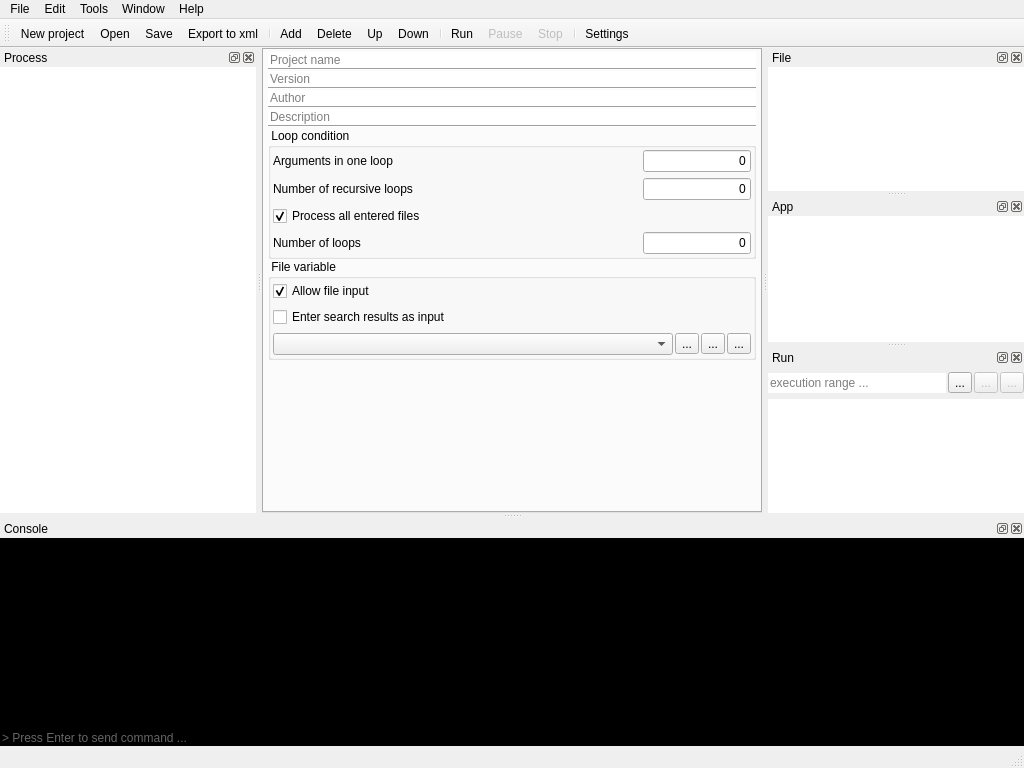
Above: src/ProfileEditor/profileeditor.ui from karakirimu/AutoBatchTools before the change. Below: the same form after it.
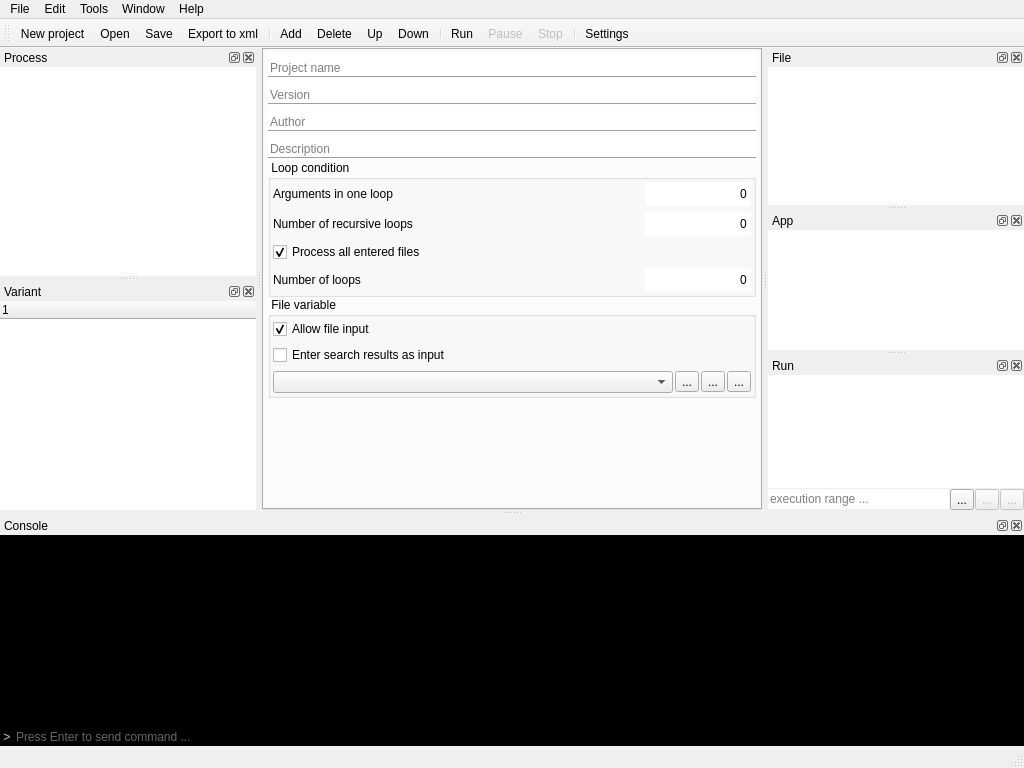
That is the form after the change. The open tabs and pages were chosen to show the change. Icons and pictures are not drawn. Custom widgets are drawn as their Qt base class.

What changed in the file:
```diff
--- a/src/ProfileEditor/profileeditor.ui
+++ b/src/ProfileEditor/profileeditor.ui
@@ -31,7 +31,7 @@
      <number>0</number>
     </property>
     <item>
-     <widget class="InnerStackedWidget" name="innerStackedWidget">
+     <widget class="InfoStacked" name="innerStackedWidget">
       <property name="currentIndex">
        <number>0</number>
       </property>
@@ -85,9 +85,18 @@
             </property>
             <item>
              <widget class="QLineEdit" name="nameLineEdit">
+              <property name="minimumSize">
+               <size>
+                <width>0</width>
+                <height>24</height>
+               </size>
+              </property>
               <property name="styleSheet">
                <string notr="true">border: none;</string>
               </property>
+              <property name="alignment">
+               <set>Qt::AlignBottom|Qt::AlignLeading|Qt::AlignLeft</set>
+              </property>
               <property name="placeholderText">
                <string>Project name</string>
               </property>
@@ -102,9 +111,18 @@
             </item>
             <item>
              <widget class="QLineEdit" name="verLineEdit">
+              <property name="minimumSize">
+               <size>
+                <width>0</width>
+                <height>24</height>
+               </size>
+              </property>
               <property name="styleSheet">
                <string notr="true">border: none;</string>
               </property>
+              <property name="alignment">
+               <set>Qt::AlignBottom|Qt::AlignLeading|Qt::AlignLeft</set>
+              </property>
               <property name="placeholderText">
                <string>Version</string>
               </property>
@@ -119,9 +137,18 @@
             </item>
             <item>
              <widget class="QLineEdit" name="authorLineEdit">
+              <property name="minimumSize">
+               <size>
+                <width>0</width>
+                <height>24</height>
+               </size>
+              </property>
               <property name="styleSheet">
                <string notr="true">border: none;</string>
               </property>
+              <property name="alignment">
+               <set>Qt::AlignBottom|Qt::AlignLeading|Qt::AlignLeft</set>
+              </property>
               <property name="placeholderText">
                <string>Author</string>
               </property>
@@ -136,9 +163,18 @@
             </item>
             <item>
              <widget class="QLineEdit" name="descLineEdit">
+              <property name="minimumSize">
+               <size>
+                <width>0</width>
+                <height>24</height>
+               </size>
+              </property>
               <property name="styleSheet">
                <string notr="true">border: none;</string>
               </property>
+              <property name="alignment">
+               <set>Qt::AlignBottom|Qt::AlignLeading|Qt::AlignLeft</set>
+              </property>
               <property name="placeholderText">
                <string>Description</string>
               </property>
@@ -221,9 +257,21 @@
                       <verstretch>0</verstretch>
                      </sizepolicy>
                     </property>
+                    <property name="minimumSize">
+                     <size>
+                      <width>0</width>
+                      <height>24</height>
+                     </size>
+                    </property>
+                    <property name="styleSheet">
+                     <string notr="true"/>
+                    </property>
                     <property name="text">
                      <string>0</string>
                     </property>
+                    <property name="frame">
+                     <bool>false</bool>
+                    </property>
                     <property name="cursorPosition">
                      <number>1</number>
                     </property>
@@ -287,9 +335,18 @@
                       <verstretch>0</verstretch>
                      </sizepolicy>
                     </property>
+                    <property name="minimumSize">
+                     <size>
+                      <width>0</width>
+                      <height>24</height>
+                     </size>
+                    </property>
                     <property name="text">
                      <string>0</string>
                     </property>
+                    <property name="frame">
+                     <bool>false</bool>
+                    </property>
                     <property name="cursorPosition">
                      <number>1</number>
                     </property>
@@ -366,6 +423,18 @@
                       <verstretch>0</verstretch>
                      </sizepolicy>
                     </property>
+                    <property name="minimumSize">
+                     <size>
+                      <width>0</width>
+                      <height>24</height>
+                     </size>
+                    </property>
+                    <property name="font">
+                     <font>
+                      <underline>false</underline>
+                      <kerning>true</kerning>
+                     </font>
+                    </property>
                     <property name="inputMask">
                      <string/>
                     </property>
@@ -375,6 +444,9 @@
                     <property name="maxLength">
                      <number>32767</number>
                     </property>
+                    <property name="frame">
+                     <bool>false</bool>
+                    </property>
                     <property name="cursorPosition">
                      <number>1</number>
                     </property>
@@ -732,6 +804,12 @@
                </property>
                <item>
                 <widget class="SearchComboBox" name="searchComboBox">
+                 <property name="minimumSize">
+                  <size>
+                   <width>0</width>
+                   <height>19</height>
+                  </size>
+                 </property>
                  <property name="currentText">
                   <string/>
                  </property>
@@ -784,7 +862,14 @@
              </widget>
             </item>
             <item>
-             <widget class="QLineEdit" name="separatorLineEdit"/>
+             <widget class="QLineEdit" name="separatorLineEdit">
+              <property name="minimumSize">
+               <size>
+                <width>0</width>
+                <height>19</height>
+               </size>
+              </property>
+             </widget>
             </item>
             <item>
              <widget class="QGroupBox" name="groupBox_3">
@@ -858,6 +943,12 @@
                   </property>
                   <item>
                    <widget class="VariantComboBox" name="localVariantComboBox">
+                    <property name="minimumSize">
+                     <size>
+                      <width>0</width>
+                      <height>19</height>
+                     </size>
+                    </property>
                     <property name="toolTip">
                      <string>variable name</string>
                     </property>
@@ -920,6 +1011,12 @@
                   </property>
                   <item>
                    <widget class="QLineEdit" name="outputLineEdit">
+                    <property name="minimumSize">
+                     <size>
+                      <width>0</width>
+                      <height>19</height>
+                     </size>
+                    </property>
                     <property name="placeholderText">
                      <string>(output filename)</string>
                     </property>
@@ -1060,6 +1157,12 @@
               </item>
               <item row="0" column="2" colspan="2">
                <widget class="PluginsComboBox" name="extrafuncComboBox">
+                <property name="minimumSize">
+                 <size>
+                  <width>0</width>
+                  <height>19</height>
+                 </size>
+                </property>
                 <property name="currentText">
                  <string/>
                 </property>
@@ -1179,6 +1282,12 @@
               </item>
               <item row="0" column="1">
                <widget class="ProfileComboBox" name="profileComboBox">
+                <property name="minimumSize">
+                 <size>
+                  <width>0</width>
+                  <height>19</height>
+                 </size>
+                </property>
                 <property name="currentText">
                  <string/>
                 </property>
@@ -1259,6 +1368,7 @@
     <addaction name="separator"/>
     <addaction name="actionFileVariant"/>
     <addaction name="actionAppVariant"/>
+    <addaction name="actionVariant"/>
     <addaction name="separator"/>
     <addaction name="actionRunSetting"/>
     <addaction name="actionRunConsole"/>
@@ -1401,7 +1511,7 @@
    <property name="minimumSize">
     <size>
      <width>100</width>
-     <height>87</height>
+     <height>157</height>
     </size>
    </property>
    <property name="windowTitle">
@@ -1574,6 +1684,64 @@
       <number>0</number>
      </property>
      <item>
+      <widget class="QFrame" name="frame_10">
+       <property name="frameShape">
+        <enum>QFrame::NoFrame</enum>
+       </property>
+       <property name="frameShadow">
+        <enum>QFrame::Raised</enum>
+       </property>
+       <property name="lineWidth">
+        <number>0</number>
+       </property>
+       <layout class="QVBoxLayout" name="verticalLayout_17">
+        <property name="spacing">
+         <number>0</number>
+        </property>
+        <property name="leftMargin">
+         <number>0</number>
+        </property>
+        <property name="topMargin">
+         <number>0</number>
+        </property>
+        <property name="rightMargin">
+         <number>0</number>
+        </property>
+        <property name="bottomMargin">
+         <number>0</number>
+        </property>
+        <item>
+         <widget class="FileQueueTable" name="fileTableWidget">
+          <property name="sizePolicy">
+           <sizepolicy hsizetype="Preferred" vsizetype="Preferred">
+            <horstretch>0</horstretch>
+            <verstretch>0</verstretch>
+           </sizepolicy>
+          </property>
+          <property name="acceptDrops">
+           <bool>false</bool>
+          </property>
+          <property name="frameShape">
+           <enum>QFrame::NoFrame</enum>
+          </property>
+          <property name="editTriggers">
+           <set>QAbstractItemView::AnyKeyPressed|QAbstractItemView::DoubleClicked|QAbstractItemView::EditKeyPressed</set>
+          </property>
+          <property name="dragEnabled">
+           <bool>false</bool>
+          </property>
+          <property name="dragDropMode">
+           <enum>QAbstractItemView::DragDrop</enum>
+          </property>
+          <property name="defaultDropAction">
+           <enum>Qt::LinkAction</enum>
+          </property>
+          <property name="selectionBehavior">
+           <enum>QAbstractItemView::SelectRows</enum>
+          </property>
+         </widget>
+        </item>
+        <item>
       <widget class="QFrame" name="ScopeFrame">
        <property name="sizePolicy">
         <sizepolicy hsizetype="Preferred" vsizetype="Fixed">
@@ -1584,7 +1752,7 @@
        <property name="minimumSize">
         <size>
          <width>0</width>
-         <height>32</height>
+            <height>0</height>
         </size>
        </property>
        <property name="frameShape">
@@ -1593,15 +1761,18 @@
        <property name="frameShadow">
         <enum>QFrame::Raised</enum>
        </property>
+          <property name="lineWidth">
+           <number>0</number>
+          </property>
        <layout class="QHBoxLayout" name="horizontalLayout_5">
         <property name="spacing">
-         <number>2</number>
+            <number>1</number>
         </property>
         <property name="leftMargin">
          <number>0</number>
         </property>
         <property name="topMargin">
-         <number>0</number>
+            <number>1</number>
         </property>
         <property name="rightMargin">
          <number>0</number>
@@ -1611,6 +1782,18 @@
         </property>
         <item>
          <widget class="QLineEdit" name="rangeLineEdit">
+             <property name="sizePolicy">
+              <sizepolicy hsizetype="Expanding" vsizetype="Fixed">
+               <horstretch>0</horstretch>
+               <verstretch>0</verstretch>
+              </sizepolicy>
+             </property>
+             <property name="minimumSize">
+              <size>
+               <width>0</width>
+               <height>19</height>
+              </size>
+             </property>
           <property name="toolTip">
            <string>You can specify the execution range.
 Example: 0-7 0, 1, 2, 3</string>
@@ -1668,61 +1851,6 @@
        </layout>
       </widget>
      </item>
-     <item>
-      <widget class="QFrame" name="frame_10">
-       <property name="frameShape">
-        <enum>QFrame::NoFrame</enum>
-       </property>
-       <property name="frameShadow">
-        <enum>QFrame::Raised</enum>
-       </property>
-       <layout class="QVBoxLayout" name="verticalLayout_17">
-        <property name="spacing">
-         <number>0</number>
-        </property>
-        <property name="leftMargin">
-         <number>0</number>
-        </property>
-        <property name="topMargin">
-         <number>0</number>
-        </property>
-        <property name="rightMargin">
-         <number>0</number>
-        </property>
-        <property name="bottomMargin">
-         <number>0</number>
-        </property>
-        <item>
-         <widget class="FileQueueTable" name="fileTableWidget">
-          <property name="sizePolicy">
-           <sizepolicy hsizetype="Preferred" vsizetype="Preferred">
-            <horstretch>0</horstretch>
-            <verstretch>0</verstretch>
-           </sizepolicy>
-          </property>
-          <property name="acceptDrops">
-           <bool>false</bool>
-          </property>
-          <property name="frameShape">
-           <enum>QFrame::NoFrame</enum>
-          </property>
-          <property name="editTriggers">
-           <set>QAbstractItemView::AnyKeyPressed|QAbstractItemView::DoubleClicked|QAbstractItemView::EditKeyPressed</set>
-          </property>
-          <property name="dragEnabled">
-           <bool>false</bool>
-          </property>
-          <property name="dragDropMode">
-           <enum>QAbstractItemView::DragDrop</enum>
-          </property>
-          <property name="defaultDropAction">
-           <enum>Qt::LinkAction</enum>
-          </property>
-          <property name="selectionBehavior">
-           <enum>QAbstractItemView::SelectRows</enum>
-          </property>
-         </widget>
-        </item>
        </layout>
       </widget>
      </item>
@@ -1805,7 +1933,58 @@
          </widget>
         </item>
         <item>
+         <widget class="QFrame" name="frame_4">
+          <property name="frameShape">
+           <enum>QFrame::NoFrame</enum>
+          </property>
+          <property name="frameShadow">
+           <enum>QFrame::Raised</enum>
+          </property>
+          <layout class="QHBoxLayout" name="horizontalLayout_12">
+           <property name="spacing">
+            <number>0</number>
+           </property>
+           <property name="leftMargin">
+            <number>0</number>
+           </property>
+           <property name="topMargin">
+            <number>0</number>
+           </property>
+           <property name="rightMargin">
+            <number>0</number>
+           </property>
+           <property name="bottomMargin">
+            <number>0</number>
+           </property>
+           <item>
+            <widget class="QLabel" name="send">
+             <property name="minimumSize">
+              <size>
+               <width>0</width>
+               <height>19</height>
+              </size>
+             </property>
+             <property name="styleSheet">
+              <string notr="true">background-color: rgb(0, 0, 0);
+color: rgb(204, 204, 204);
+border: none;</string>
+             </property>
+             <property name="text">
+              <string> &gt; </string>
+             </property>
+             <property name="textInteractionFlags">
+              <set>Qt::NoTextInteraction</set>
+             </property>
+            </widget>
+           </item>
+           <item>
          <widget class="ConsoleEdit" name="consolemessage">
+             <property name="minimumSize">
+              <size>
+               <width>0</width>
+               <height>19</height>
+              </size>
+             </property>
           <property name="styleSheet">
            <string notr="true">background-color: rgb(0, 0, 0);
 color: rgb(204, 204, 204);
@@ -1818,7 +1997,7 @@
            <bool>false</bool>
           </property>
           <property name="placeholderText">
-           <string>&gt; Press Enter to send command ...</string>
+              <string>Press Enter to send command ...</string>
           </property>
           <property name="clearButtonEnabled">
            <bool>false</bool>
@@ -1826,6 +2005,52 @@
          </widget>
         </item>
        </layout>
+         </widget>
+        </item>
+       </layout>
+      </widget>
+     </item>
+    </layout>
+   </widget>
+  </widget>
+  <widget class="BaseDockWidget" name="variantDockWidget">
+   <property name="windowTitle">
+    <string>Variant</string>
+   </property>
+   <attribute name="dockWidgetArea">
+    <number>1</number>
+   </attribute>
+   <widget class="QWidget" name="dockWidgetContents_4">
+    <layout class="QVBoxLayout" name="verticalLayout_3">
+     <property name="spacing">
+      <number>0</number>
+     </property>
+     <property name="leftMargin">
+      <number>0</number>
+     </property>
+     <property name="topMargin">
+      <number>0</number>
+     </property>
+     <property name="rightMargin">
+      <number>0</number>
+     </property>
+     <property name="bottomMargin">
+      <number>0</number>
+     </property>
+     <item>
+      <widget class="VariantTree" name="variantTreeWidget">
+       <property name="frameShape">
+        <enum>QFrame::NoFrame</enum>
+       </property>
+       <property name="dragDropMode">
+        <enum>QAbstractItemView::InternalMove</enum>
+       </property>
+       <property name="alternatingRowColors">
+        <bool>true</bool>
+       </property>
+       <property name="selectionMode">
+        <enum>QAbstractItemView::ExtendedSelection</enum>
+       </property>
       </widget>
      </item>
     </layout>
@@ -2143,10 +2368,22 @@
     <string>ToolBar</string>
    </property>
   </action>
+  <action name="actionVariant">
+   <property name="checkable">
+    <bool>true</bool>
+   </property>
+   <property name="checked">
+    <bool>true</bool>
+   </property>
+   <property name="text">
+    <string>Variant</string>
+   </property>
+  </action>
   <zorder>globalVariantDockWidget</zorder>
   <zorder>localVariantDockWidget</zorder>
   <zorder>setTestDockWidget</zorder>
   <zorder>consoleDockWidget</zorder>
+  <zorder>variantDockWidget</zorder>
  </widget>
  <layoutdefault spacing="6" margin="11"/>
  <customwidgets>
@@ -2201,12 +2438,6 @@
    <extends>QComboBox</extends>
    <header>./editarea/variantcombobox.h</header>
   </customwidget>
-  <customwidget>
-   <class>InnerStackedWidget</class>
-   <extends>QStackedWidget</extends>
-   <header>./editarea/innerstackedwidget.h</header>
-   <container>1</container>
-  </customwidget>
   <customwidget>
    <class>EditorTab</class>
    <extends>QTabWidget</extends>
@@ -2223,6 +2454,17 @@
    <extends>QTableWidget</extends>
    <header>./graphicsarea/processflowtable.h</header>
   </customwidget>
+  <customwidget>
+   <class>InfoStacked</class>
+   <extends>QStackedWidget</extends>
+   <header>./editarea/infostacked.h</header>
+   <container>1</container>
+  </customwidget>
+  <customwidget>
+   <class>VariantTree</class>
+   <extends>QTreeWidget</extends>
+   <header>./variantarea/varianttree.h</header>
+  </customwidget>
  </customwidgets>
  <resources>
   <include location="../../res/resources.qrc"/>
```
Lines whose indentation alone changed are shown as unchanged.
